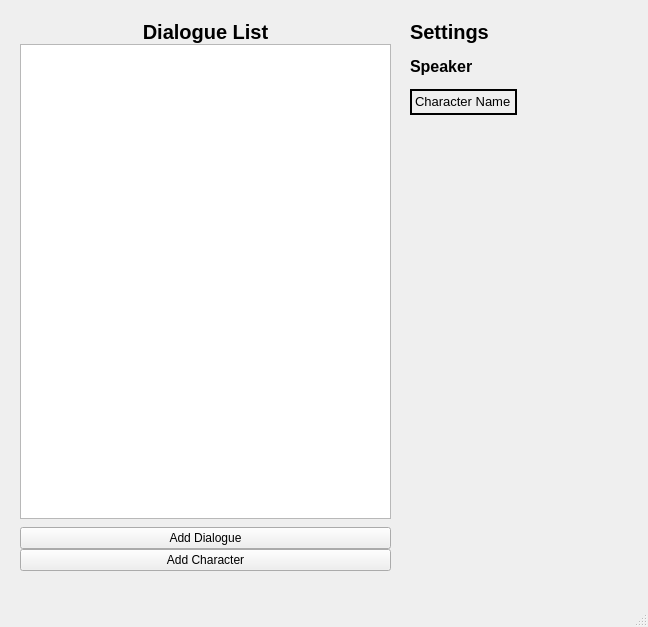
Old version of the form WeaverDialogueBuilder/WeaverWindow.ui in the repository milovanpelt/Weaver.
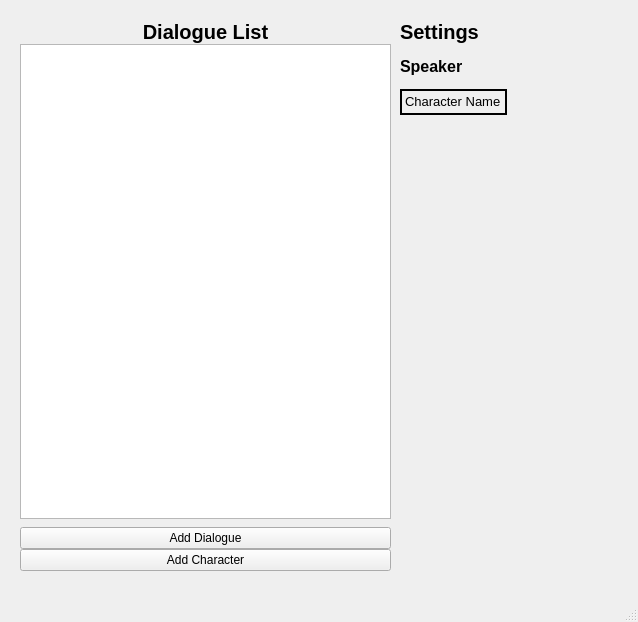
New version of the form.

Commit message: add(WeaverWindow): New Dialogue Container is added to Dialogue list, when "Add Dialogue" button pressed

```diff
--- a/WeaverDialogueBuilder/WeaverWindow.ui
+++ b/WeaverDialogueBuilder/WeaverWindow.ui
@@ -6,20 +6,20 @@
    <rect>
     <x>0</x>
     <y>0</y>
-    <width>648</width>
-    <height>627</height>
+    <width>638</width>
+    <height>622</height>
    </rect>
   </property>
   <property name="minimumSize">
    <size>
-    <width>648</width>
-    <height>627</height>
+    <width>0</width>
+    <height>0</height>
    </size>
   </property>
   <property name="maximumSize">
    <size>
-    <width>648</width>
-    <height>627</height>
+    <width>638</width>
+    <height>622</height>
    </size>
   </property>
   <property name="windowTitle">
@@ -97,7 +97,7 @@
    <widget class="QWidget" name="verticalLayoutWidget_2">
     <property name="geometry">
      <rect>
-      <x>410</x>
+      <x>400</x>
       <y>20</y>
       <width>221</width>
       <height>450</height>
```
Left out of the diff: 2 changed lines with no effect on the pictures. The commit also changes 3 other files.
